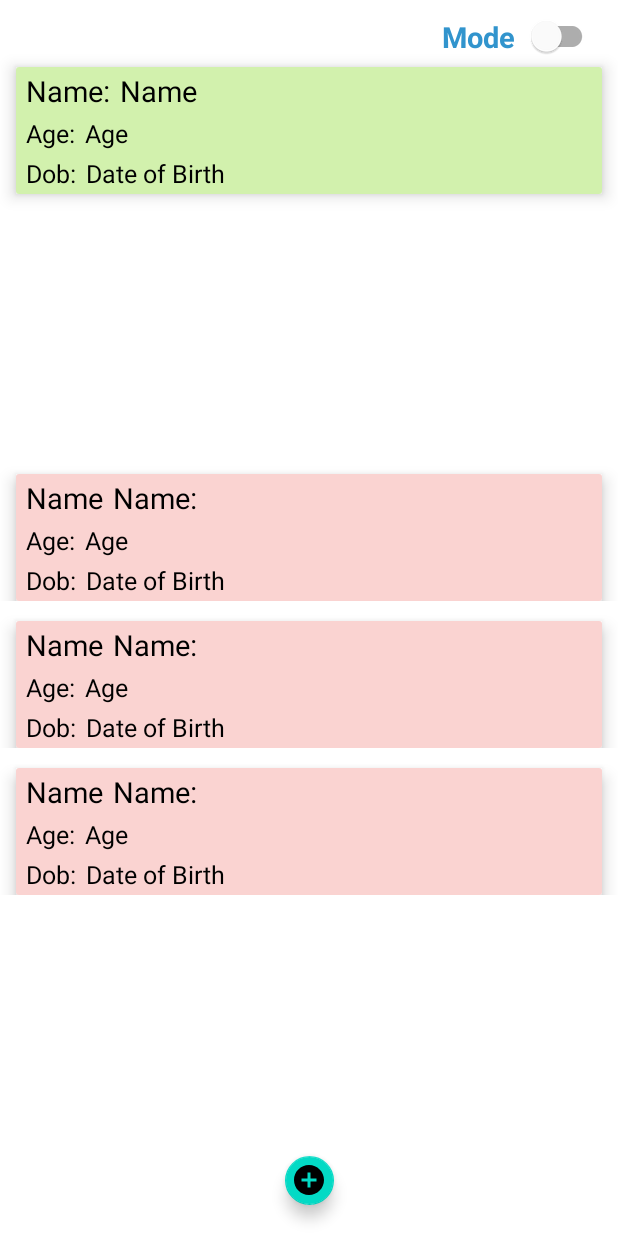
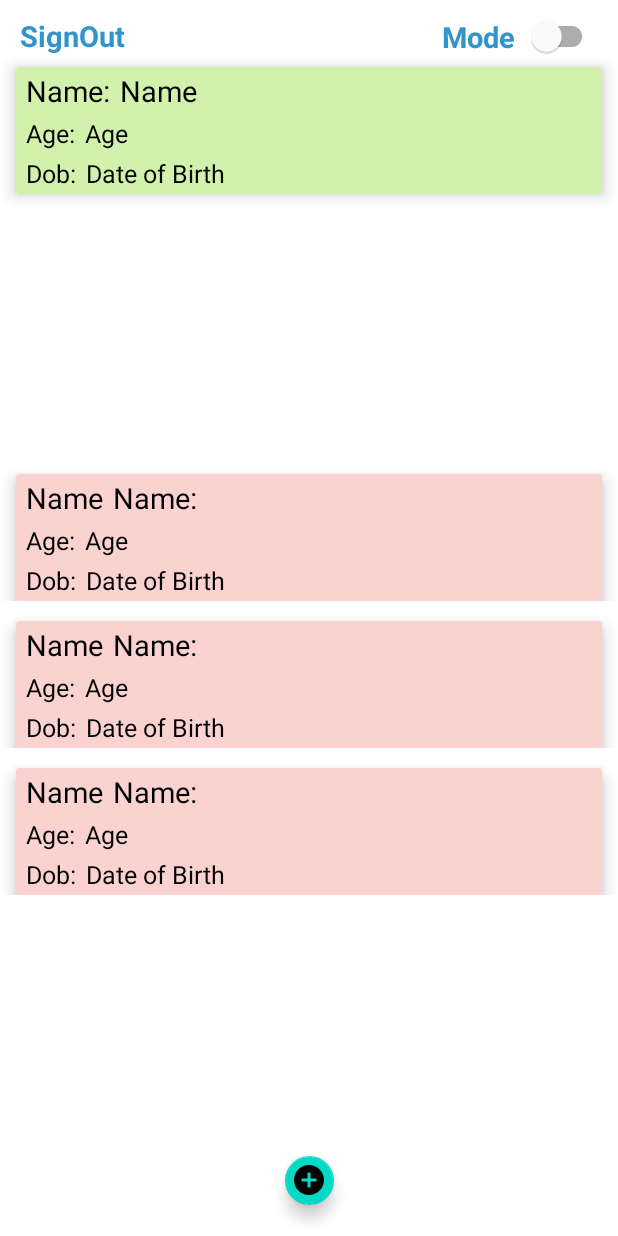
Before and after one commit to Pratik-Dhage/Task_App_In_Kotlin, an Android app: the layout activity_main.xml on its own in the app's theme, with its tools: preview values and no code run, on a phone screen of 412 x 824 dp. Run offline under Robolectric (Android 15) with nearby library versions, the phone set to English and light mode, and no system bars.

Commit message:
no crash

```diff
--- a/app/src/main/java/com/example/notes_app_in_kotlin/register/Users.kt
+++ b/app/src/main/java/com/example/notes_app_in_kotlin/register/Users.kt
@@ -1,6 +1,7 @@
 package com.example.notes_app_in_kotlin.register
 
 data class Users(
+    var id : String = "",
     val name : String ="",
     val email : String="",
     val password : String="",
--- a/app/src/main/java/com/example/notes_app_in_kotlin/tasks/WriteTaskActivity.kt
+++ b/app/src/main/java/com/example/notes_app_in_kotlin/tasks/WriteTaskActivity.kt
@@ -48,7 +48,7 @@ class WriteTaskActivity : AppCompatActivity() {
                    if (randomKey != null) {
                        database.child(id).child("tasks").child(randomKey).setValue(task)
 
-                       Global.showSnackBar(view,resources.getString(R.string.task_added_successfully))
+                       Global.showToast(this,resources.getString(R.string.task_added_successfully))
                        Global.hideKeyboard(view)
                        binding.edtTask.text.clear()
 
--- a/app/src/main/res/layout/activity_main.xml
+++ b/app/src/main/res/layout/activity_main.xml
@@ -6,6 +6,20 @@
         android:layout_width="match_parent"
         android:layout_height="match_parent"
         tools:context=".MainActivity">
+
+        <TextView
+            android:id="@+id/txtSignOut"
+            android:layout_width="wrap_content"
+            android:layout_height="wrap_content"
+            app:layout_constraintTop_toTopOf="parent"
+            app:layout_constraintStart_toStartOf="parent"
+            android:text="@string/signout"
+            android:textColor="@color/blue"
+            android:textStyle="bold"
+            android:textSize="@dimen/title_text_size"
+            android:layout_marginTop="@dimen/_8sdp"
+            android:layout_marginStart="@dimen/_10sdp"
+            />
 
         <!--Swither-->
         <com.google.android.material.switchmaterial.SwitchMaterial
--- a/app/src/main/res/values/strings.xml
+++ b/app/src/main/res/values/strings.xml
@@ -50,6 +50,8 @@
     <string name="write_your_task_here">Write Your Task Here</string>
     <string name="add">Add</string>
     <string name="floatingButton">floatingButton</string>
+    <string name="refresh">Refresh</string>
+    <string name="signout">SignOut</string>
 
 
 </resources>
```
Also changed, not shown: app/src/main/java/com/example/notes_app_in_kotlin/MainActivity.kt (+21 -3 lines), app/src/main/java/com/example/notes_app_in_kotlin/register/RegisterActivity.kt (+6 -3 lines), app/src/main/java/com/example/notes_app_in_kotlin/tasks/TaskActivity.kt (+19 -6 lines).
